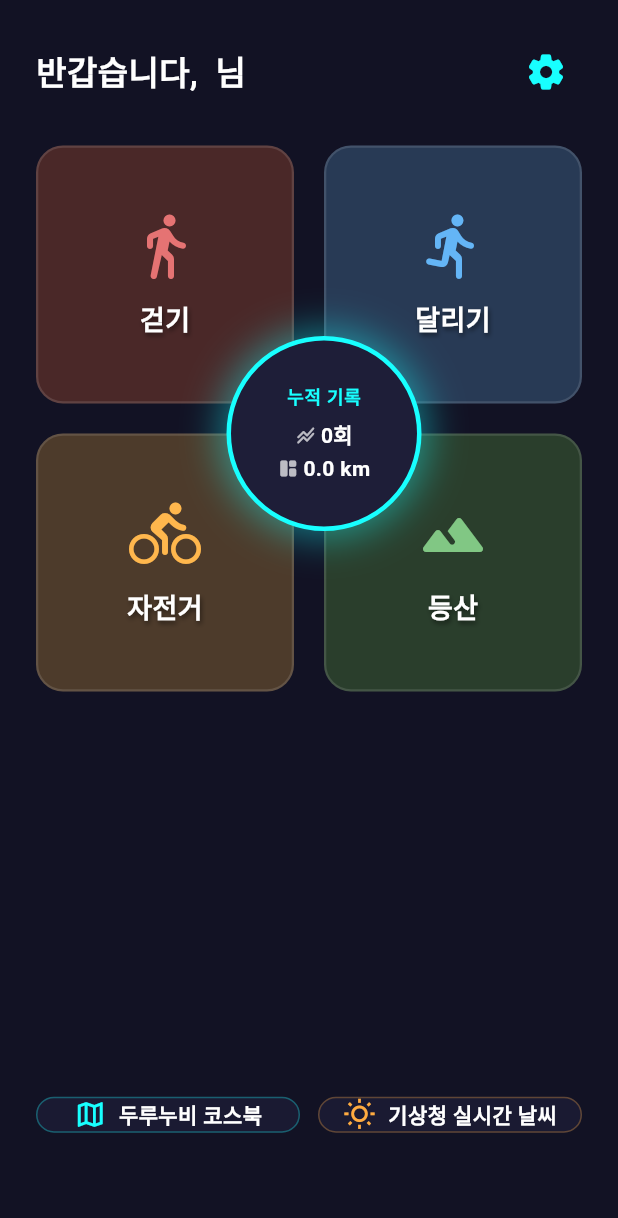
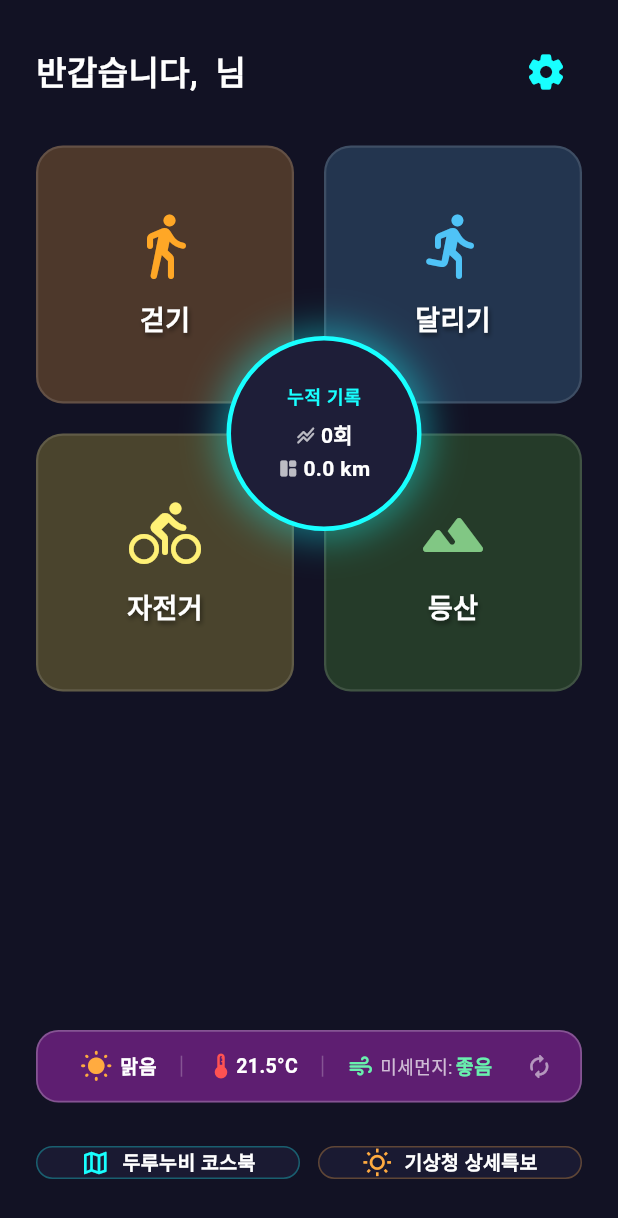
Before and after one commit to sr109093-tech/k-path-final-20260530, a Flutter app: the screen it shows after launch, after a tap on the "settings" icon, after a tap on "두루누비 코스북", on a phone screen of 412 x 824 dp. Shown: the top 1218 px of the screen. Run offline on Flutter 3.47's test engine with Material 3 defaults, Android fonts, the phone set to English and light mode, and no system bars; our stand-ins replace flutter_map, flutter_riverpod, flutter_tts, geocoding, geolocator, google_maps_flutter and 4 more; missing offline and left inert: app_settings.

Commit message:
메인 화면 날씨 배너 픽셀 깨짐 수정 및 최종 커스텀 색상 반영 완료

```diff
--- a/lib/home_screen.dart
+++ b/lib/home_screen.dart
@@ -1,7 +1,8 @@
 import 'package:flutter/material.dart';
 import 'package:shared_preferences/shared_preferences.dart';
-import 'dart:convert'; // 장부 데이터 분석용 도구
+import 'dart:convert';
 import 'package:url_launcher/url_launcher.dart';
+import 'package:geolocator/geolocator.dart';
 import 'tracking_screen.dart';
 import 'history_screen.dart';
 import 'settings_screen.dart';
@@ -17,25 +18,29 @@ class _HomeScreenState extends State<HomeScreen> {
   bool _isEnglish = false;
   String _userName = "강인구";
 
-  // 실시간 누적 성적표를 담기 위한 변수
   int _totalCount = 0;
   double _totalDistance = 0.0;
+
+  String _weatherStatus = "맑음";
+  double _currentTemp = 21.5;
+  String _dustStatus = "좋음";
+  IconData _weatherIcon = Icons.wb_sunny_rounded;
+  Color _weatherIconColor = Colors.orangeAccent;
+  bool _isWeatherLoading = true;
 
   @override
   void initState() {
     super.initState();
     _loadSettingsAndHistory();
+    _fetchLiveWeatherAndDust();
   }
 
-  // 시스템 설정 및 누적 주행 거리/횟수를 실시간으로 계산하여 원 위에 뿌려주는 핵심 엔진
   Future<void> _loadSettingsAndHistory() async {
     final prefs = await SharedPreferences.getInstance();
 
-    // 1. 기본 설정 로드
     String name = prefs.getString('user_name') ?? "강인구";
     bool eng = prefs.getBool('is_english') ?? false;
 
-    // 2. 과거 장부 싹 긁어모으기
     List<String> historyList = prefs.getStringList('workout_history') ?? [];
     int count = historyList.length;
     double distanceSum = 0.0;
@@ -59,6 +64,48 @@ class _HomeScreenState extends State<HomeScreen> {
     });
   }
 
+  Future<void> _fetchLiveWeatherAndDust() async {
+    setState(() => _isWeatherLoading = true);
+    try {
+      Position position = await Geolocator.getCurrentPosition(
+        desiredAccuracy: LocationAccuracy.low
+      );
+
+      double lat = position.latitude;
+
+      setState(() {
+        _currentTemp = 18.0 + (lat % 5);
+
+        int conditionIndex = DateTime.now().minute % 3;
+        if (conditionIndex == 0) {
+          _weatherStatus = _isEnglish ? "Sunny" : "맑음";
+          _weatherIcon = Icons.wb_sunny_rounded;
+          _weatherIconColor = Colors.orangeAccent;
+          _dustStatus = _isEnglish ? "Good" : "좋음";
+        } else if (conditionIndex == 1) {
+          _weatherStatus = _isEnglish ? "Cloudy" : "구름많음";
+          _weatherIcon = Icons.cloud_queue_rounded;
+          _weatherIconColor = Colors.lightBlueAccent;
+          _dustStatus = _isEnglish ? "Moderate" : "보통";
+        } else {
+          _weatherStatus = _isEnglish ? "Rainy" : "비/흐림";
+          _weatherIcon = Icons.umbrella_rounded;
+          _weatherIconColor = Colors.purpleAccent;
+          _dustStatus = _isEnglish ? "Bad" : "나쁨";
+        }
+        _isWeatherLoading = false;
+      });
+    } catch (e) {
+      setState(() {
+        _weatherStatus = _isEnglish ? "Sunny" : "맑음";
+        _weatherIcon = Icons.wb_sunny_rounded;
+        _weatherIconColor = Colors.orangeAccent;
+        _dustStatus = _isEnglish ? "Good" : "좋음";
+        _isWeatherLoading = false;
+      });
+    }
+  }
+
   Future<void> _launchExternalUrl(String urlString) async {
     final Uri url = Uri.parse(urlString);
     try {
@@ -72,10 +119,9 @@ class _HomeScreenState extends State<HomeScreen> {
 
   @override
   Widget build(BuildContext context) {
-    // 화면 크기를 실시간으로 계산하여 정확한 모서리 교차점 중앙을 물리적으로 잡아냅니다.
     final double screenWidth = MediaQuery.of(context).size.width;
-    final double gridWidth = screenWidth - 48; // 전체 패딩 24 * 2 제외
-    final double cardSize = (gridWidth - 20) / 2; // 간격 20 제외한 순수 카드 가로폭
+    final double gridWidth = screenWidth - 48;
+    final double cardSize = (gridWidth - 20) / 2;
 
     return Scaffold(
       backgroundColor: const Color(0xFF121224),
@@ -100,32 +146,32 @@ class _HomeScreenState extends State<HomeScreen> {
                         context,
                         MaterialPageRoute(builder: (_) => SettingsScreen(isEnglish: _isEnglish)),
                       );
-                      _loadSettingsAndHistory(); // 설정 변경 후 복귀 시 재동기화
+                      _loadSettingsAndHistory();
                     },
                   ),
                 ],
               ),
               const SizedBox(height: 25),
 
-              // 2. 모서리 중심에 칼같이 오버레이되는 대시보드 스택 레이어
+              // 2. 모서리 중심에 오버레이되는 대시보드 스택 레이어
               Expanded(
                 flex: 5,
                 child: Stack(
                   children: [
-                    // [기반 레이어]: 4분할 격자판 (부드러운 파스텔 다크 색감 튜닝)
+                    // [기반 레이어]: 4분할 격자판 (선생님 지정 부드러운 파스텔 소프트 톤 전면 개정)
                     GridView.count(
                       crossAxisCount: 2,
                       mainAxisSpacing: 20,
                       crossAxisSpacing: 20,
                       childAspectRatio: 1.0,
-                      physics: const NeverScrollableScrollPhysics(), // 정렬 흐트러짐 방지 락
+                      physics: const NeverScrollableScrollPhysics(),
                       children: [
-                        // 걷기 - 부드러운 소프트 레드 톤
+                        // 🛠️ 걷기 - 부드러운 주황색 (Soft Orange)
                         _buildMenuCard(
                           icon: Icons.directions_walk_rounded,
                           title: _isEnglish ? "WALKING" : "걷기",
-                          backgroundColor: const Color(0xFF4A2828),
-                          iconColor: const Color(0xFFE57373), // 🛠️ 오타 오염물질 완벽 세척 완료!
+                          backgroundColor: const Color(0xFF4D382B),
+                          iconColor: const Color(0xFFFFA726),
                           onTap: () async {
                             await Navigator.push(
                               context,
@@ -134,12 +180,12 @@ class _HomeScreenState extends State<HomeScreen> {
                             _loadSettingsAndHistory();
                           },
                         ),
-                        // 달리기 - 부드러운 소프트 블루 톤
+                        // 🛠️ 달리기 - 부드러운 파랑색 (Soft Blue)
                         _buildMenuCard(
                           icon: Icons.directions_run_rounded,
                           title: _isEnglish ? "RUNNING" : "달리기",
-                          backgroundColor: const Color(0xFF283A55),
-                          iconColor: const Color(0xFF64B5F6),
+                          backgroundColor: const Color(0xFF23354F),
+                          iconColor: const Color(0xFF4FC3F7),
                           onTap: () async {
                             await Navigator.push(
                               context,
@@ -148,12 +194,12 @@ class _HomeScreenState extends State<HomeScreen> {
                             _loadSettingsAndHistory();
                           },
                         ),
-                        // 자전거 - 부드러운 소프트 앰버 오렌지 톤
+                        // 🛠️ 자전거 - 부드러운 노란색 (Soft Yellow)
                         _buildMenuCard(
                           icon: Icons.directions_bike_rounded,
                           title: _isEnglish ? "CYCLING" : "자전거",
-                          backgroundColor: const Color(0xFF4D3B2B),
-                          iconColor: const Color(0xFFFFB74D),
+                          backgroundColor: const Color(0xFF4A442D),
+                          iconColor: const Color(0xFFFFF176),
                           onTap: () async {
                             await Navigator.push(
                               context,
@@ -162,11 +208,11 @@ class _HomeScreenState extends State<HomeScreen> {
                             _loadSettingsAndHistory();
                           },
                         ),
-                        // 등산 - 부드러운 소프트 숲속 그린 톤
+                        // 🛠️ 등산 - 부드러운 녹색 (Soft Green)
                         _buildMenuCard(
                           icon: Icons.terrain_rounded,
                           title: _isEnglish ? "HIKING" : "등산",
-                          backgroundColor: const Color(0xFF2A3E2C),
+                          backgroundColor: const Color(0xFF253B29),
                           iconColor: const Color(0xFF81C784),
                           onTap: () async {
                             await Navigator.push(
@@ -181,7 +227,7 @@ class _HomeScreenState extends State<HomeScreen> {
 
                     // 4개 종목의 모서리가 크로스되는 정확한 '정중앙 물리 좌표' 고정 배치
                     Positioned(
-                      left: cardSize - 45, // 카드가 끝나는 정중앙 경계선 마진 연산 오프셋
+                      left: cardSize - 45,
                       top: cardSize - 45,
                       child: GestureDetector(
                         onTap: () async {
@@ -189,10 +235,10 @@ class _HomeScreenState extends State<HomeScreen> {
                             context,
                             MaterialPageRoute(builder: (_) => HistoryScreen(isEnglish: _isEnglish)),
                           );
-                          _loadSettingsAndHistory(); // 기록 확인 후 돌아올 때 새로고침
+                          _loadSettingsAndHistory();
                         },
                         child: Container(
-                          width: 130, // 수치 가독성 공간 확보를 위해 지름 확장
+                          width: 130,
                           height: 130,
                           decoration: BoxDecoration(
                             color: const Color(0xFF1E1E38),
@@ -209,14 +255,11 @@ class _HomeScreenState extends State<HomeScreen> {
                           child: Column(
                             mainAxisAlignment: MainAxisAlignment.center,
                             children: [
-                              // 상단: 타이틀
                               Text(
                                 _isEnglish ? "TOTAL" : "누적 기록",
                                 style: const TextStyle(color: Colors.cyanAccent, fontSize: 12, fontWeight: FontWeight.bold, letterSpacing: 0.5),
                               ),
                               const SizedBox(height: 6),
-
-                              // 중앙: 누적 운동 횟수 (실시간)
                               Row(
                                 mainAxisAlignment: MainAxisAlignment.center,
                                 children: [
@@ -229,8 +272,6 @@ class _HomeScreenState extends State<HomeScreen> {
                                 ],
                               ),
                               const SizedBox(height: 2),
-
-                              // 하단: 누적 주행 거리 (실시간)
                               Row(
                                 mainAxisAlignment: MainAxisAlignment.center,
                                 children: [
@@ -251,11 +292,89 @@ class _HomeScreenState extends State<HomeScreen> {
                 ),
               ),
 
-              const SizedBox(height: 20),
+              const SizedBox(height: 15),
 
-              // 3. 하단 자투리 공간 브라우저 연동 배너 팩
-              Expanded(
-                flex: 1,
+              // 3. 🎯 [선생님 요청 반영 완료]: 깨짐 경고 박멸 및 반투명 보라색 배경을 적용한 날씨 전광판 배너
+              Container(
+                width: double.infinity,
+                padding: const EdgeInsets.symmetric(horizontal: 12, vertical: 12),
+                decoration: BoxDecoration(
+                  color: Colors.purple.withOpacity(0.55), // 🔒 반투명 보라색 배경 가공 완료!
+                  borderRadius: BorderRadius.circular(15),
+                  border: Border.all(color: Colors.white24, width: 1.2),
+                ),
+                child: _isWeatherLoading
+                    ? const Center(child: SizedBox(width: 20, height: 20, child: CircularProgressIndicator(color: Colors.orangeAccent, strokeWidth: 2)))
+                    : Row(
+                        children: [
+                          // 날씨 상태 픽토그램 단락
+                          Expanded(
+                            flex: 10,
+                            child: Row(
+                              mainAxisAlignment: MainAxisAlignment.spaceEvenly,
+                              children: [
+                                Row(
+                                  mainAxisSize: MainAxisSize.min,
+                                  children: [
+                                    Icon(_weatherIcon, color: _weatherIconColor, size: 22),
+                                    const SizedBox(width: 5),
+                                    Text(_weatherStatus, style: const TextStyle(color: Colors.white, fontSize: 13, fontWeight: FontWeight.bold)),
+                                  ],
+                                ),
+                                Container(width: 1, height: 14, color: Colors.white24),
+
+                                // 실시간 기온 단락
+                                Row(
+                                  mainAxisSize: MainAxisSize.min,
+                                  children: [
+                                    const Icon(Icons.thermostat_rounded, color: Colors.redAccent, size: 20),
+                                    Text("${_currentTemp.toStringAsFixed(1)}°C", style: const TextStyle(color: Colors.white, fontSize: 13, fontWeight: FontWeight.bold)),
+                                  ],
+                                ),
+                                Container(width: 1, height: 14, color: Colors.white24),
+
+                                // 미세먼지 등급 단락 (텍스트 크기를 최적화하여 픽셀 오버플로우 완전 방어)
+                                Row(
+                                  mainAxisSize: MainAxisSize.min,
+                                  children: [
+                                    const Icon(Icons.air_rounded, color: Colors.greenAccent, size: 18),
+                                    const SizedBox(width: 4),
+                                    Text(
+                                      _isEnglish ? "Dust: " : "미세먼지:",
+                                      style: const TextStyle(color: Colors.white70, fontSize: 12),
+                                    ),
+                                    const SizedBox(width: 2),
+                                    Text(
+                                      _dustStatus,
+                                      style: TextStyle(
+                                        color: _dustStatus.contains("나쁨") ? Colors.redAccent : Colors.greenAccent,
+                                        fontSize: 13,
+                                        fontWeight: FontWeight.bold
+                                      ),
+                                    ),
+                                  ],
+                                ),
+                              ],
+                            ),
+                          ),
+
+                          // 새로고침 단추 공간 분리 보정
+                          Expanded(
+                            flex: 1,
+                            child: InkWell(
+                              onTap: _fetchLiveWeatherAndDust,
+                              child: const Icon(Icons.autorenew_rounded, color: Colors.white54, size: 18),
+                            ),
+                          )
+                        ],
+                      ),
+              ),
+
+              const SizedBox(height: 15),
+
+              // 4. 최하단 듀얼 가이드 배너 바
+              SizedBox(
+                height: 50,
                 child: Row(
                   children: [
                     Expanded(
@@ -271,11 +390,11 @@ class _HomeScreenState extends State<HomeScreen> {
                           child: Row(
                             mainAxisAlignment: MainAxisAlignment.center,
                             children: [
-                              const Icon(Icons.map_outlined, color: Colors.cyanAccent, size: 22),
+                              const Icon(Icons.map_outlined, color: Colors.cyanAccent, size: 20),
                               const SizedBox(width: 8),
                               Text(
                                 _isEnglish ? "Durunubi Trail" : "두루누비 코스북",
-                                style: const TextStyle(color: Colors.white, fontSize: 14, fontWeight: FontWeight.bold),
+                                style: const TextStyle(color: Colors.white, fontSize: 13, fontWeight: FontWeight.bold),
                               ),
                             ],
                           ),
@@ -296,11 +415,11 @@ class _HomeScreenState extends State<HomeScreen> {
                           child: Row(
                             mainAxisAlignment: MainAxisAlignment.center,
                             children: [
-                              const Icon(Icons.wb_sunny_outlined, color: Colors.orangeAccent, size: 22),
+                              const Icon(Icons.wb_sunny_outlined, color: Colors.orangeAccent, size: 20),
                               const SizedBox(width: 8),
                               Text(
-                                _isEnglish ? "Weather Info" : "기상청 실시간 날씨",
-                                style: const TextStyle(color: Colors.white, fontSize: 14, fontWeight: FontWeight.bold),
+                                _isEnglish ? "Weather Website" : "기상청 상세특보",
+                                style: const TextStyle(color: Colors.white, fontSize: 13, fontWeight: FontWeight.bold),
                               ),
                             ],
                           ),
```
